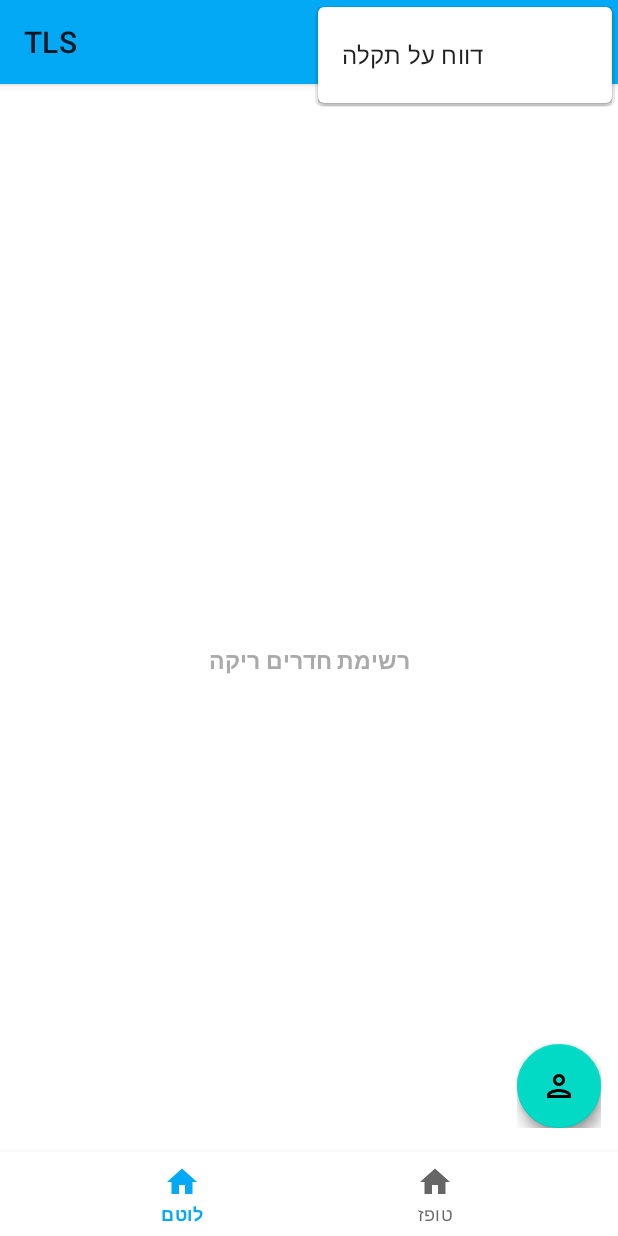
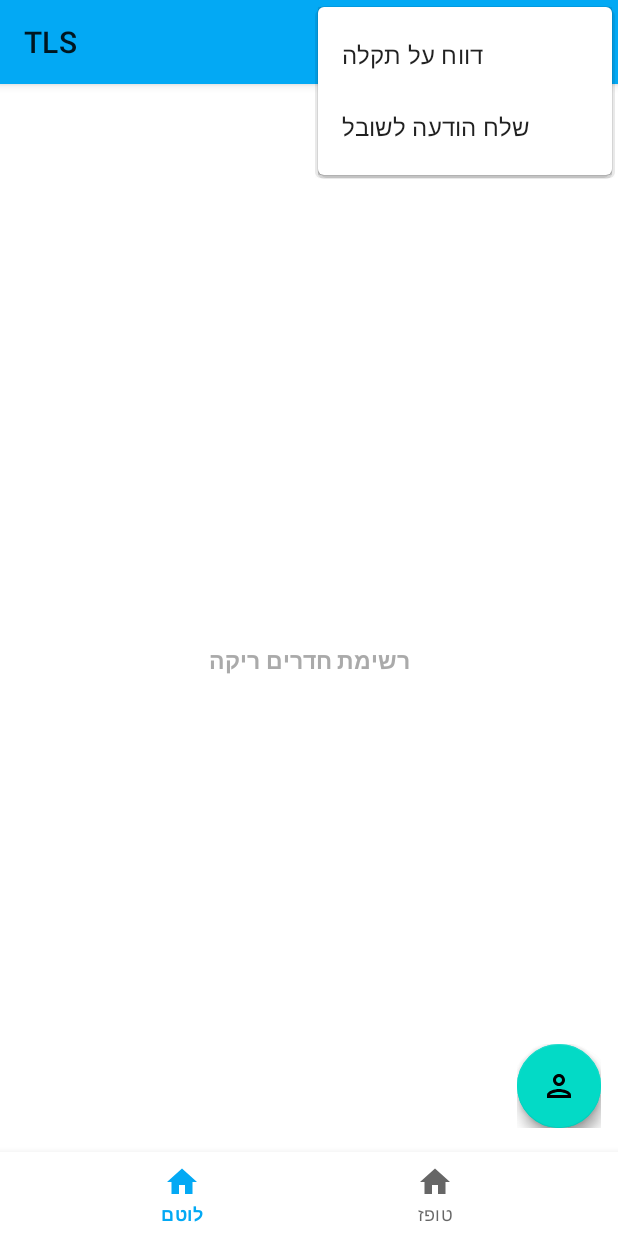
Before and after one commit to AmielRe/TLS, an Android app: the MainActivity screen opened directly, with no data from a screen before it, with the options menu open, on a phone screen of 412 x 824 dp. Run offline under Robolectric (Android 15) with nearby library versions, the light colour scheme and no system bars; our stand-ins replace Firebase (no records; nobody signed in at launch, a user with empty details on screens opened directly), navigation-ui; libraries missing offline, so code that uses them is left out: com.github.clans.fab, pub.devrel.easypermissions; plain views replace FloatingActionButton, FloatingActionMenu; 9 statements that could not run were skipped.

Commit message:
Add option to send message to shoval

```diff
--- a/TLS/app/src/main/java/com/amiel/tls/Constants.java
+++ b/TLS/app/src/main/java/com/amiel/tls/Constants.java
@@ -28,6 +28,7 @@ public class Constants {
 
     // Phone call consts
     static final String CALL_PHONE_NUMBER_PREFIX = "tel:";
+    static final String SHOVAL_PHONE_NUMBER = "+972522318898";
 
     static final int PHONE_NUMBER_LENGTH = 10;
     static final int MID_LENGTH = 7;
--- a/TLS/app/src/main/res/menu/main.xml
+++ b/TLS/app/src/main/res/menu/main.xml
@@ -30,4 +30,9 @@
         android:orderInCategory="500"
         android:title="@string/main_options_report_fault"
         app:showAsAction="never" />
+
+    <item android:id="@+id/option_send_message_to_shoval"
+        android:orderInCategory="600"
+        android:title="@string/main_options_send_message_to_shoval"
+        app:showAsAction="never" />
 </menu>
--- a/TLS/app/src/main/res/values/strings.xml
+++ b/TLS/app/src/main/res/values/strings.xml
@@ -59,6 +59,7 @@
     <string name="main_option_display_all_requests">רשימת המתנה</string>
     <string name="main_option_display_all_faults">תקלות פתוחות</string>
     <string name="main_options_report_fault">דווח על תקלה</string>
+    <string name="main_options_send_message_to_shoval">שלח הודעה לשובל</string>
 
     <string name="error_fill_missing_fields">נא למלא שדות חסרים</string>
     <string name="error_message_internet_connection">אין חיבור אינטרנט זמין</string>
```
Also changed, not shown: TLS/app/src/main/java/com/amiel/tls/MainActivity.java (+25 -1 lines).
